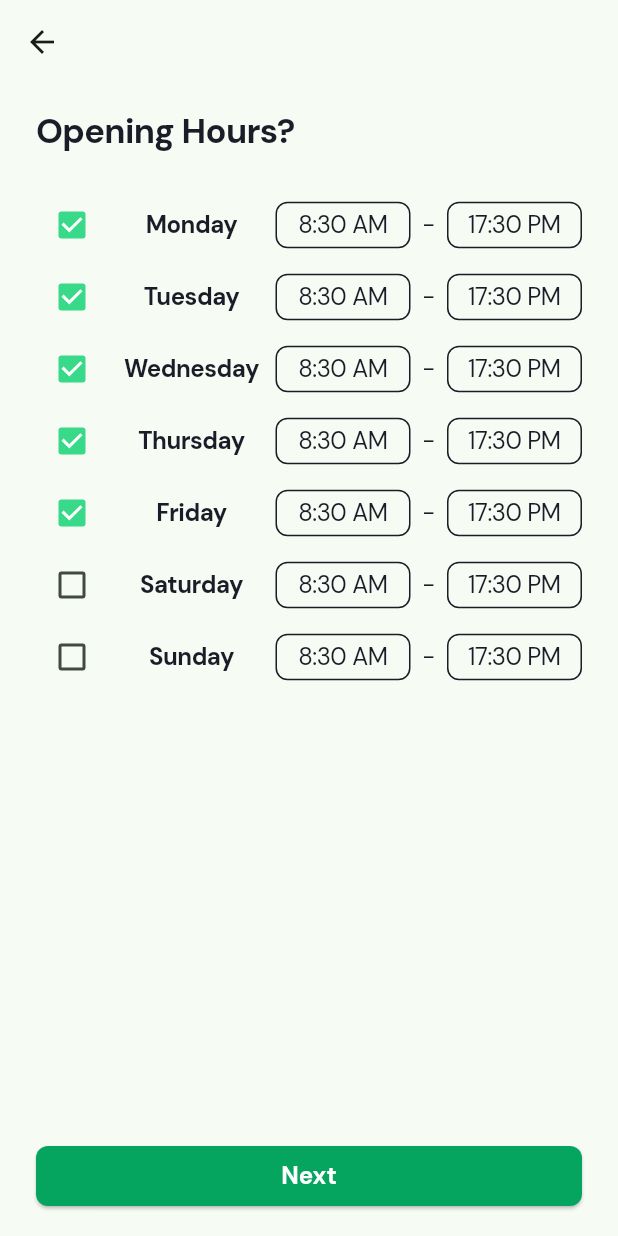
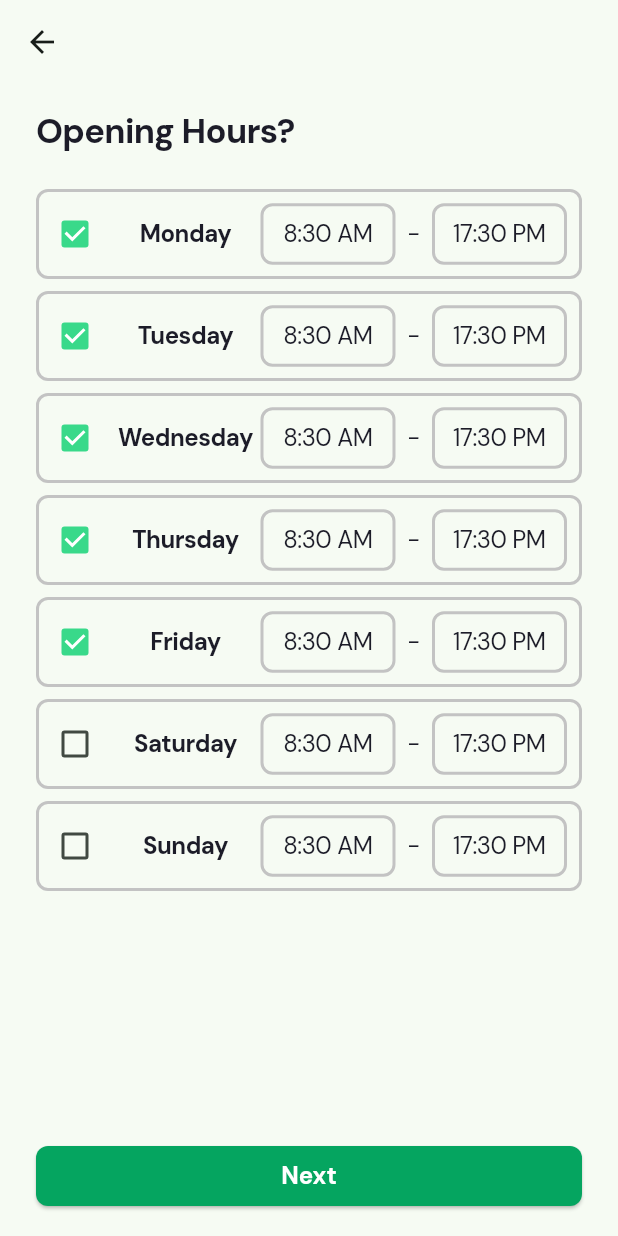
Before and after one commit to SLIIT-Y3S2/glamourme-business, a Flutter app: the BusinessCreationOpeningHours screen opened directly with empty values, on a phone screen of 412 x 824 dp. Run offline on Flutter 3.47's test engine with Material 2 defaults, Android fonts, the phone set to English and light mode, and no system bars; our stand-ins replace bloc, cloud_firestore, firebase_auth, firebase_core, firebase_storage, flutter_bloc and 6 more; missing offline and left inert: dart:ffi, is_first_run; accounts and stored records are empty; statements that could not run were skipped.

Commit message:
ui changes to business creation screen

```diff
--- a/lib/screens/business_create_screen4.dart
+++ b/lib/screens/business_create_screen4.dart
@@ -72,14 +72,24 @@ class _BusinessCreationOpeningHoursState
         ),
       ),
       bottomNavigationBar: Container(
-        padding: EdgeInsets.fromLTRB(24, 8, 24, 16),
+        padding: const EdgeInsets.fromLTRB(24, 8, 24, 16),
         child: _nextButton(context),
       ),
     );
   }
 
   Widget _dayRow(BuildContext context, {required OpeningHoursDataModel data}) {
-    return Row(
+    return Container(
+      margin: const EdgeInsets.only(bottom: 8),
+      padding: const EdgeInsets.fromLTRB(0, 4, 8, 4),
+      decoration: BoxDecoration(
+        borderRadius: BorderRadius.circular(8),
+        border: Border.all(
+          color: Color.fromARGB(255, 195, 195, 195),
+          width: 2,
+        ),
+      ),
+      child: Row(
         mainAxisAlignment: MainAxisAlignment.spaceBetween,
         children: [
           Checkbox(
@@ -119,13 +129,13 @@ class _BusinessCreationOpeningHoursState
                 child: Container(
                   padding: const EdgeInsets.symmetric(
                     horizontal: 8,
-                  vertical: 4,
+                    vertical: 8,
                   ),
                   decoration: BoxDecoration(
                     borderRadius: BorderRadius.circular(8),
                     border: Border.all(
-                    color: Color(0xFF1C1C28),
-                    width: 1,
+                      color: Color.fromARGB(255, 195, 195, 195),
+                      width: 2,
                     ),
                   ),
                   width: 90,
@@ -172,13 +182,13 @@ class _BusinessCreationOpeningHoursState
                 child: Container(
                   padding: const EdgeInsets.symmetric(
                     horizontal: 8,
-                  vertical: 4,
+                    vertical: 8,
                   ),
                   decoration: BoxDecoration(
                     borderRadius: BorderRadius.circular(8),
                     border: Border.all(
-                    color: Color(0xFF1C1C28),
-                    width: 1,
+                      color: Color.fromARGB(255, 195, 195, 195),
+                      width: 2,
                     ),
                   ),
                   width: 90,
@@ -201,6 +211,7 @@ class _BusinessCreationOpeningHoursState
           // _dayText(context),
           // _timeRow(context),
         ],
+      ),
     );
   }
 
```
Also changed, not shown: lib/screens/business_create_screen1.dart (+2 -18 lines), lib/screens/business_create_screen3.dart (+1 -6 lines). Lines whose indentation alone changed are shown as unchanged.
